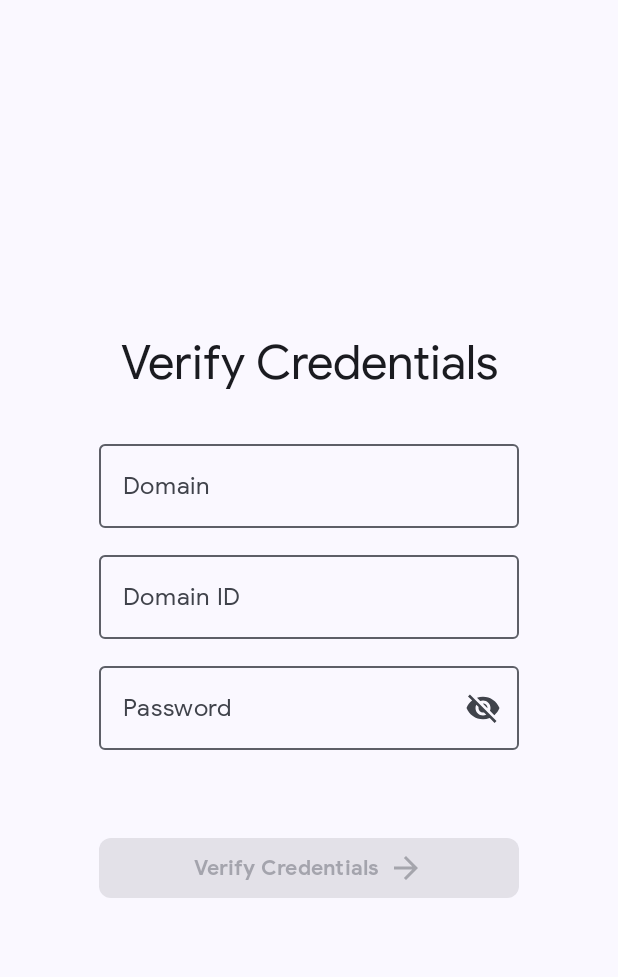
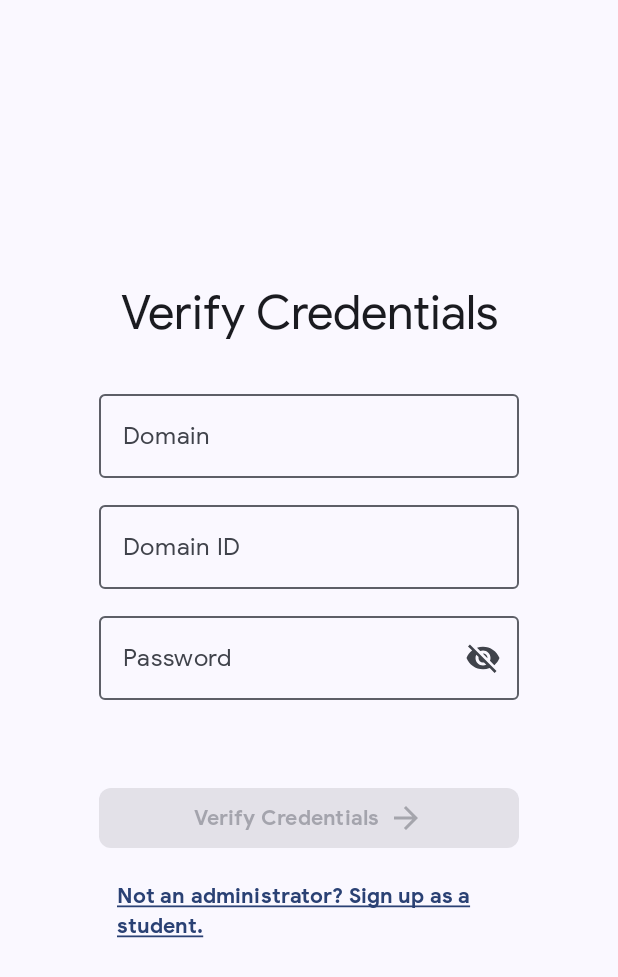
Before and after one commit to unovil/qrid-android, an Android app built with Jetpack Compose: the composable AuthNavigation shown on its own in the app's theme, after a tap on an icon or button, on a phone screen of 412 x 824 dp. Shown: the top 977 px of the screen. Run offline under Robolectric (Android 15) with nearby library versions, the phone set to English and light mode, and no system bars; our stand-ins replace Dagger/Hilt's generated code; libraries missing offline, so code that uses them is left out: androidx.hilt.lifecycle, com.lambdapioneer.argon2kt, io.github.jan.supabase; 7 statements that could not run were skipped.

Commit message:
added switching between sign up screens

```diff
--- a/app/src/main/java/com/unovil/tardyscan/presentation/feature/onboarding/signup/SignUpViewModel.kt
+++ b/app/src/main/java/com/unovil/tardyscan/presentation/feature/onboarding/signup/SignUpViewModel.kt
@@ -30,7 +30,7 @@ class SignUpViewModel @Inject constructor(
     private val signUpStudentUseCase: SignUpStudentUseCase
 ) : ViewModel() {
     private val _userMode = MutableStateFlow(SignUpUserMode.ADMINISTRATOR)
-    // val userMode = _userMode.asStateFlow()
+    val userMode = _userMode.asStateFlow()
 
     private val _domain = MutableStateFlow("")
     val domain = _domain.asStateFlow()
--- a/app/src/main/java/com/unovil/tardyscan/presentation/feature/onboarding/signup/VerifyCredentialsAdmin.kt
+++ b/app/src/main/java/com/unovil/tardyscan/presentation/feature/onboarding/signup/VerifyCredentialsAdmin.kt
@@ -8,6 +8,7 @@ import androidx.compose.foundation.layout.width
 import androidx.compose.material3.MaterialTheme
 import androidx.compose.material3.OutlinedTextField
 import androidx.compose.material3.Text
+import androidx.compose.material3.TextButton
 import androidx.compose.runtime.Composable
 import androidx.compose.runtime.LaunchedEffect
 import androidx.compose.runtime.State
@@ -16,6 +17,7 @@ import androidx.compose.ui.Alignment
 import androidx.compose.ui.Modifier
 import androidx.compose.ui.res.stringResource
 import androidx.compose.ui.text.style.TextAlign
+import androidx.compose.ui.text.style.TextDecoration
 import androidx.compose.ui.unit.dp
 import androidx.hilt.lifecycle.viewmodel.compose.hiltViewModel
 import com.unovil.tardyscan.R
@@ -34,7 +36,8 @@ fun VerifyCredentialsAdmin(
     onDomainIdChange: (String) -> Unit = { viewModel?.onDomainIdChange(it) },
     onPasswordChange: (String) -> Unit = { viewModel?.onPasswordChange(it) },
     onVerifyCredentials: () -> Unit = { viewModel?.onVerifyCredentials() },
-    onSuccess: () -> Unit
+    onSuccess: () -> Unit = { },
+    onSwitchToStudent: () -> Unit = { }
 ) {
     LaunchedEffect(isVerified.value) {
         if (isVerified.value) onSuccess()
@@ -84,5 +87,12 @@ fun VerifyCredentialsAdmin(
         ) {
             onVerifyCredentials()
         }
+
+        TextButton(onClick = onSwitchToStudent) {
+            Text(
+                text = "Not an administrator? Sign up as a student.",
+                textDecoration = TextDecoration.Underline
+            )
+        }
     }
 }
--- a/app/src/main/java/com/unovil/tardyscan/presentation/navigation/AuthNavigation.kt
+++ b/app/src/main/java/com/unovil/tardyscan/presentation/navigation/AuthNavigation.kt
@@ -51,12 +51,13 @@ fun AuthNavigation(
 
                     composable<Screen.VerifyCredentialsAdmin> {
                         LaunchedEffect(Unit) {
-                            signUpViewModel.onUserModeChange(SignUpUserMode.STUDENT)
+                            signUpViewModel.onUserModeChange(SignUpUserMode.ADMINISTRATOR)
                         }
 
                         VerifyCredentialsAdmin(
                             viewModel = signUpViewModel,
-                            onSuccess = { navController.navigate(Screen.SignUp) }
+                            onSuccess = { navController.navigate(Screen.SignUp) },
+                            onSwitchToStudent = { navController.navigate(Screen.VerifyCredentialsStudent) }
                         )
                     }
 
@@ -67,7 +68,8 @@ fun AuthNavigation(
 
                         VerifyCredentialsStudent(
                             viewModel = signUpViewModel,
-                            onSuccess = { navController.navigate(Screen.SignUp) }
+                            onSuccess = { navController.navigate(Screen.SignUp) },
+                            onSwitchToAdmin = { navController.navigate(Screen.VerifyCredentialsAdmin) }
                         )
                     }
 
```
Also changed, not shown: app/src/main/java/com/unovil/tardyscan/presentation/feature/onboarding/signup/VerifyCredentialsStudent.kt (+11 -1 lines).
